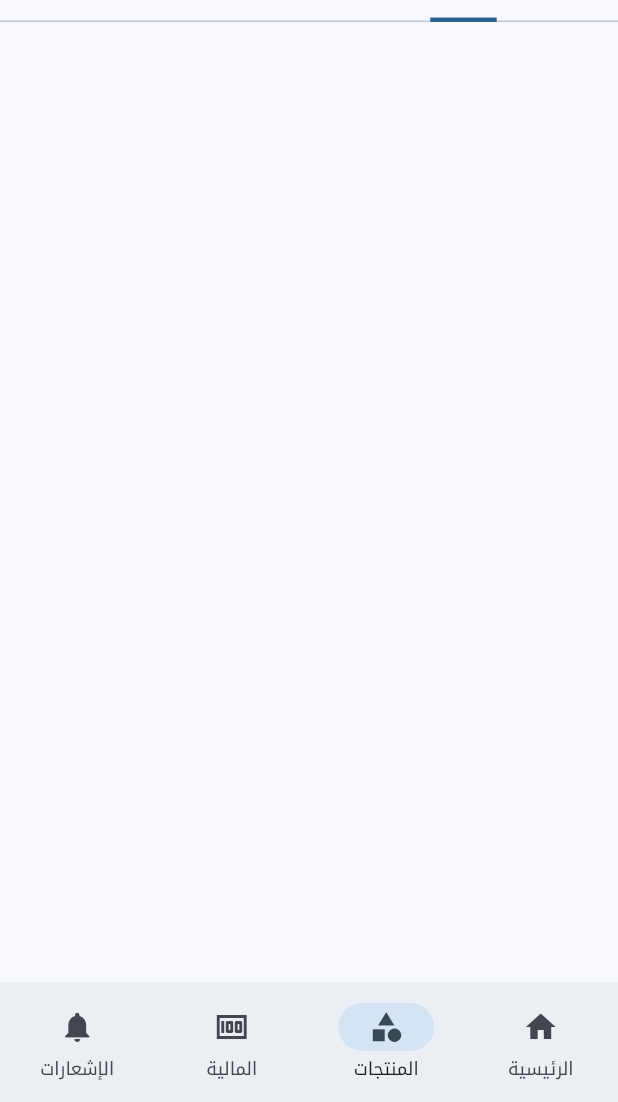
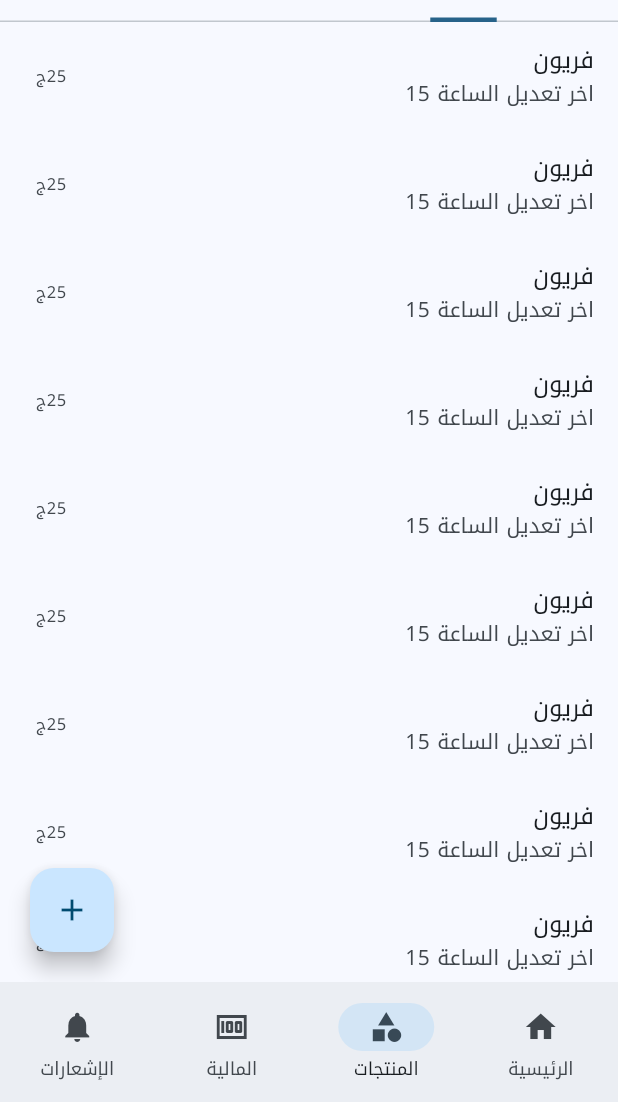
Before and after one commit to elnadar/erp, a Flutter app: the screen it shows after launch, item 2 of the bottom bar chosen, on a phone screen of 412 x 824 dp, the part 134-1236 px from its top. Run offline on Flutter 3.47's test engine with Material 2 defaults, Android fonts, the phone set to English and light mode, and no system bars; our stand-ins replace bloc, flutter_bloc, go_router, google_fonts.

Commit message:
[VIEWS] prototyped the products view.

```diff
--- /dev/null
+++ b/lib/home/presentation/components/prouducts_view/components/materials_view/materials_view.dart
@@ -0,0 +1,37 @@
+import 'package:flutter/material.dart';
+
+class MaterialsView extends StatelessWidget {
+  const MaterialsView({super.key});
+
+  @override
+  Widget build(BuildContext context) {
+    return Stack(
+      children: [
+        ListView(
+          shrinkWrap: true,
+          physics: const NeverScrollableScrollPhysics(),
+          children: List.filled(
+            20,
+            ListTile(
+              title: Text("فريون"),
+              subtitle: Text("اخر تعديل الساعة 15"),
+              trailing: Text("25ج"),
+              onTap: () {},
+            ),
+          ),
+        ),
+        Padding(
+          padding: const EdgeInsets.all(20.0),
+          child: Align(
+            alignment: AlignmentDirectional.bottomEnd,
+            child: FloatingActionButton(
+              onPressed: () {},
+              tooltip: "إضافة خامة",
+              child: const Icon(Icons.add),
+            ),
+          ),
+        )
+      ],
+    );
+  }
+}
--- a/lib/home/presentation/components/prouducts_view/products_view.dart
+++ b/lib/home/presentation/components/prouducts_view/products_view.dart
@@ -1,4 +1,5 @@
 import 'package:erp/home/presentation/components/menu_bar_icon/menu_bar_icon.dart';
+import 'package:erp/home/presentation/components/prouducts_view/components/materials_view/materials_view.dart';
 import 'package:erp/utils/localization/ar.dart';
 import 'package:flutter/material.dart';
 
@@ -37,19 +38,11 @@ class ProductsView extends StatelessWidget {
               ],
             ),
           ),
-          SliverToBoxAdapter(
-            child: SizedBox(
-              height: 1500,
-              child: const TabBarView(
-                children: [
-                  DecoratedBox(
-                      decoration: BoxDecoration(),
-                      child: Icon(Icons.directions_car)),
-                  Icon(Icons.directions_transit),
-                ],
-              ),
+          SliverFillRemaining(
+            child: Expanded(
+              child: TabBarView(children: [MaterialsView(), MaterialsView()]),
             ),
-          )
+          ),
         ],
       ),
     );
```
